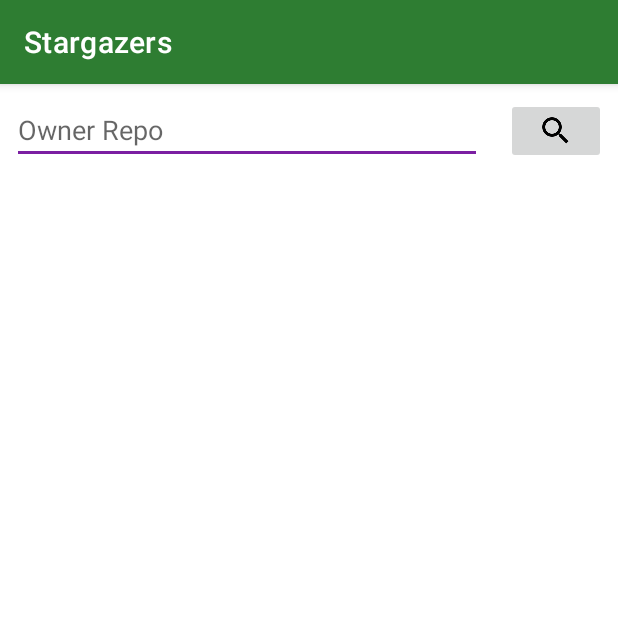
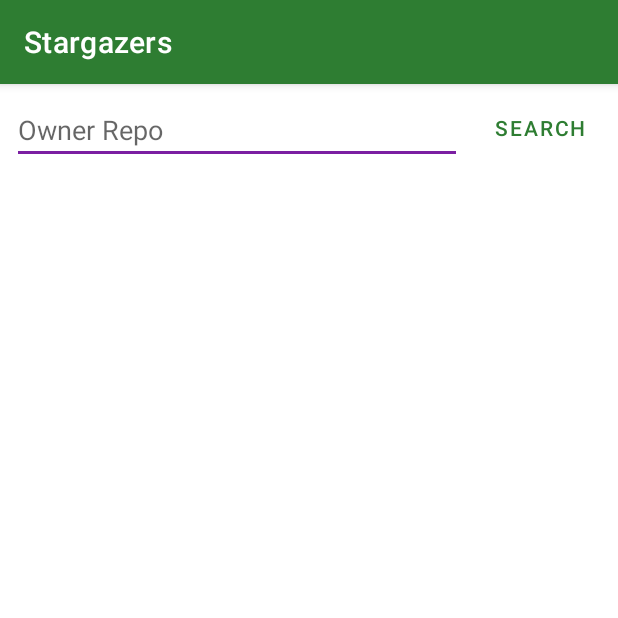
Before and after one commit to Ronda94/Stargazers, an Android app: the screen it shows after launch (MainActivity), on a phone screen of 412 x 824 dp, the top half of it. Run offline under Robolectric (Android 15) with nearby library versions, the phone set to English and light mode, and no system bars.

Commit message:
EmptyView

```diff
--- a/app/src/main/java/com/marco/stargazers/activities/MainActivity.kt
+++ b/app/src/main/java/com/marco/stargazers/activities/MainActivity.kt
@@ -3,6 +3,8 @@ package com.marco.stargazers.activities
 import android.content.Intent
 import androidx.appcompat.app.AppCompatActivity
 import android.os.Bundle
+import android.view.View.GONE
+import android.view.View.VISIBLE
 import androidx.recyclerview.widget.LinearLayoutManager
 import com.marco.stargazers.R
 import com.marco.stargazers.adapters.ReposAdapter
@@ -71,6 +73,10 @@ class MainActivity : AppCompatActivity(), RepoListener {
         })
     }
 
+    private fun initEmptyView(){
+
+    }
+
     private fun addRepos(newRepos : List<Repo>){
         val lastIndex = repos.lastIndex + 1
         repos.addAll(newRepos)
@@ -81,6 +87,44 @@ class MainActivity : AppCompatActivity(), RepoListener {
         pageNumber = 1
         repos.clear()
         adapter?.notifyDataSetChanged()
+    }
+
+    private fun checkRepos(newRepos: List<Repo>?){
+
+        if (!newRepos.isNullOrEmpty()) {
+            addRepos(newRepos)
+            pageNumber++
+        }else
+            pageNumber = 0
+
+        if (repos.isEmpty()){
+            Snackbar.make(main_recycler, R.string.no_repo_found, Snackbar.LENGTH_LONG).show()
+            empty_view.visibility = VISIBLE
+            main_recycler.visibility = GONE
+        }else {
+            empty_view.visibility = GONE
+            main_recycler.visibility = VISIBLE
+        }
+
+
+//
+//        if (!hasNewRepo && repos.isEmpty()){
+//
+//        }
+//
+//        if (newRepos == null || newRepos.isEmpty()){
+//            if (repos.isEmpty()) {
+//                Snackbar.make(main_recycler, R.string.no_repo_found, Snackbar.LENGTH_LONG).show()
+//                empty_view.visibility = VISIBLE
+//                main_recycler.visibility = GONE
+//            }
+//            pageNumber = 0
+//            return
+//        }
+//
+//
+//        pageNumber++
+//        addRepos(newRepos)
     }
 
     override fun onRepoSelected(repo: Repo) {
@@ -101,14 +145,15 @@ class MainActivity : AppCompatActivity(), RepoListener {
         override fun onResponse(call: Call<List<Repo>>, response: Response<List<Repo>>) {
             isLoading = false
             val newRepos = response.body()
-            if (newRepos == null || newRepos.isEmpty()){
-                if (repos.isEmpty())
-                    Snackbar.make(main_recycler, R.string.no_repo_found, Snackbar.LENGTH_LONG ).show()
-                pageNumber = 0
-                return
-            }
-            pageNumber++
-            addRepos(newRepos)
+            checkRepos(newRepos)
+//            if (newRepos == null || newRepos.isEmpty()){
+//                if (repos.isEmpty())
+//                    Snackbar.make(main_recycler, R.string.no_repo_found, Snackbar.LENGTH_LONG).show()
+//                pageNumber = 0
+//                return
+//            }
+//            pageNumber++
+//            addRepos(newRepos)
         }
     }
 }
--- a/app/src/main/java/com/marco/stargazers/activities/StargazersActivity.kt
+++ b/app/src/main/java/com/marco/stargazers/activities/StargazersActivity.kt
@@ -23,9 +23,12 @@ private const val VISIBLE_TRESHOLD = 5
 class StargazersActivity : AppCompatActivity() {
 
     private lateinit var repo : Repo
-    private val stargazers = mutableListOf<GitHubUser?>()
     private var adapter : StargazersAdapter? = null
     private var pageNumber : Int = 1
+
+    private val stargazers = mutableListOf<GitHubUser?>()
+
+
 
     private var isLoading : Boolean = false
         set(value) {
@@ -55,11 +58,10 @@ class StargazersActivity : AppCompatActivity() {
 
         adapter = StargazersAdapter(stargazers)
 
-        if (intent.hasExtra(REPO_EXTRA)){
-            repo = intent.getParcelableExtra(REPO_EXTRA)
+        intent.getParcelableExtra<Repo>(REPO_EXTRA)?.let {
+            repo = it
             initHeader()
-        }else
-            return
+        } ?: return
 
         val linearLayouManager = LinearLayoutManager(this)
         stargazers_recycler.layoutManager = linearLayouManager
--- a/app/src/main/java/com/marco/stargazers/service/Repo.kt
+++ /dev/null
@@ -1,4 +0,0 @@
-package com.marco.stargazers.service
-
-class Repo {
-}
--- a/app/src/main/res/layout/activity_main.xml
+++ b/app/src/main/res/layout/activity_main.xml
@@ -1,56 +1,59 @@
 <?xml version="1.0" encoding="utf-8"?>
-<androidx.constraintlayout.widget.ConstraintLayout
-        xmlns:android="http://schemas.android.com/apk/res/android"
+<androidx.constraintlayout.widget.ConstraintLayout xmlns:android="http://schemas.android.com/apk/res/android"
+    xmlns:app="http://schemas.android.com/apk/res-auto"
     xmlns:tools="http://schemas.android.com/tools"
-        xmlns:app="http://schemas.android.com/apk/res-auto"
     android:layout_width="match_parent"
     android:layout_height="match_parent"
-        tools:context=".activities.MainActivity"
-        >
+    tools:context=".activities.MainActivity">
 
     <EditText
+        android:id="@+id/main_editTxt"
         android:layout_width="0dp"
         android:layout_height="wrap_content"
+        android:layout_marginStart="8dp"
+        android:layout_marginTop="8dp"
         android:ems="10"
-            android:id="@+id/main_editTxt"
-            android:layout_marginTop="8dp"
-            app:layout_constraintTop_toTopOf="parent"
-            android:layout_marginStart="8dp"
+        android:hint="Owner Repo"
+        app:layout_constraintEnd_toStartOf="@+id/main_send_btn"
+        app:layout_constraintHorizontal_bias="0.5"
+        app:layout_constraintHorizontal_chainStyle="spread_inside"
         app:layout_constraintStart_toStartOf="parent"
-            android:hint="Owner Repo"
-            android:layout_marginEnd="8dp"
-            app:layout_constraintEnd_toStartOf="@+id/guideline"
-            />
+        app:layout_constraintTop_toTopOf="parent" />
 
-    <ImageButton
-            android:layout_width="0dp"
+    <com.google.android.material.button.MaterialButton
+        android:id="@+id/main_send_btn"
+        style="@style/Widget.MaterialComponents.Button.TextButton.Icon"
+        android:layout_width="wrap_content"
         android:layout_height="wrap_content"
-            android:id="@+id/main_send_btn"
-            android:src="@drawable/ic_search"
-            app:layout_constraintEnd_toEndOf="parent"
-            app:layout_constraintStart_toStartOf="@+id/guideline"
         android:layout_marginStart="8dp"
         android:layout_marginEnd="8dp"
+        android:text="@string/search"
         app:layout_constraintBottom_toBottomOf="@+id/main_editTxt"
+        app:layout_constraintEnd_toEndOf="parent"
+        app:layout_constraintHorizontal_bias="0.5"
+        app:layout_constraintStart_toEndOf="@+id/main_editTxt" />
+
+    <include layout="@layout/empty_view"
+        android:id="@+id/empty_view"
+        android:layout_width="match_parent"
+        android:layout_height="0dp"
+        android:layout_marginTop="8dp"
+        android:visibility="visible"
+        app:layout_constraintBottom_toBottomOf="parent"
+        app:layout_constraintEnd_toEndOf="parent"
+        app:layout_constraintStart_toStartOf="parent"
+        app:layout_constraintTop_toBottomOf="@+id/main_editTxt"
         />
 
     <androidx.recyclerview.widget.RecyclerView
+        android:id="@+id/main_recycler"
         android:layout_width="match_parent"
         android:layout_height="0dp"
-            android:id="@+id/main_recycler"
         android:layout_marginTop="8dp"
-            app:layout_constraintTop_toBottomOf="@+id/main_editTxt"
+        android:visibility="gone"
         app:layout_constraintBottom_toBottomOf="parent"
         app:layout_constraintEnd_toEndOf="parent"
         app:layout_constraintStart_toStartOf="parent"
-            />
-
-    <androidx.constraintlayout.widget.Guideline
-            android:layout_width="wrap_content"
-            android:layout_height="wrap_content"
-            android:id="@+id/guideline"
-            android:orientation="vertical"
-            app:layout_constraintGuide_percent="0.80"
-            />
+        app:layout_constraintTop_toBottomOf="@+id/main_editTxt" />
 
 </androidx.constraintlayout.widget.ConstraintLayout>
--- /dev/null
+++ b/app/src/main/res/layout/empty_view.xml
@@ -0,0 +1,63 @@
+<?xml version="1.0" encoding="utf-8"?>
+<androidx.constraintlayout.widget.ConstraintLayout xmlns:android="http://schemas.android.com/apk/res/android"
+    xmlns:app="http://schemas.android.com/apk/res-auto"
+    xmlns:tools="http://schemas.android.com/tools"
+    android:layout_width="match_parent"
+    android:layout_height="match_parent"
+    android:orientation="vertical">
+
+    <ImageView
+        android:id="@+id/empty_img"
+        android:layout_width="0dp"
+        android:layout_height="0dp"
+        android:layout_marginStart="8dp"
+        android:layout_marginTop="8dp"
+        android:layout_marginEnd="8dp"
+        android:layout_marginBottom="8dp"
+        app:layout_constraintBottom_toTopOf="@+id/guideline7"
+        app:layout_constraintEnd_toStartOf="@+id/guideline9"
+        app:layout_constraintStart_toStartOf="@+id/guideline8"
+        app:layout_constraintTop_toTopOf="@+id/guideline6" />
+
+    <TextView
+        android:id="@+id/empty_txt"
+        android:layout_width="match_parent"
+        android:layout_height="0dp"
+        android:layout_marginStart="8dp"
+        android:layout_marginTop="8dp"
+        android:layout_marginEnd="8dp"
+        android:layout_marginBottom="8dp"
+        app:layout_constraintBottom_toBottomOf="parent"
+        app:layout_constraintEnd_toEndOf="parent"
+        app:layout_constraintStart_toStartOf="parent"
+        app:layout_constraintTop_toTopOf="@+id/guideline7" />
+
+    <androidx.constraintlayout.widget.Guideline
+        android:id="@+id/guideline6"
+        android:layout_width="wrap_content"
+        android:layout_height="wrap_content"
+        android:orientation="horizontal"
+        app:layout_constraintGuide_percent="0.2" />
+
+    <androidx.constraintlayout.widget.Guideline
+        android:id="@+id/guideline7"
+        android:layout_width="wrap_content"
+        android:layout_height="wrap_content"
+        android:orientation="horizontal"
+        app:layout_constraintGuide_percent="0.6" />
+
+    <androidx.constraintlayout.widget.Guideline
+        android:id="@+id/guideline8"
+        android:layout_width="wrap_content"
+        android:layout_height="wrap_content"
+        android:orientation="vertical"
+        app:layout_constraintGuide_percent="0.2" />
+
+    <androidx.constraintlayout.widget.Guideline
+        android:id="@+id/guideline9"
+        android:layout_width="wrap_content"
+        android:layout_height="wrap_content"
+        android:orientation="vertical"
+        app:layout_constraintGuide_percent="0.8" />
+
+</androidx.constraintlayout.widget.ConstraintLayout>
--- a/app/src/main/res/values/strings.xml
+++ b/app/src/main/res/values/strings.xml
@@ -1,4 +1,5 @@
 <resources>
     <string name="app_name">Stargazers</string>
     <string name="no_repo_found">No repositories found for this username</string>
+    <string name="search">Search</string>
 </resources>
```
Lines whose indentation alone changed are shown as unchanged.
